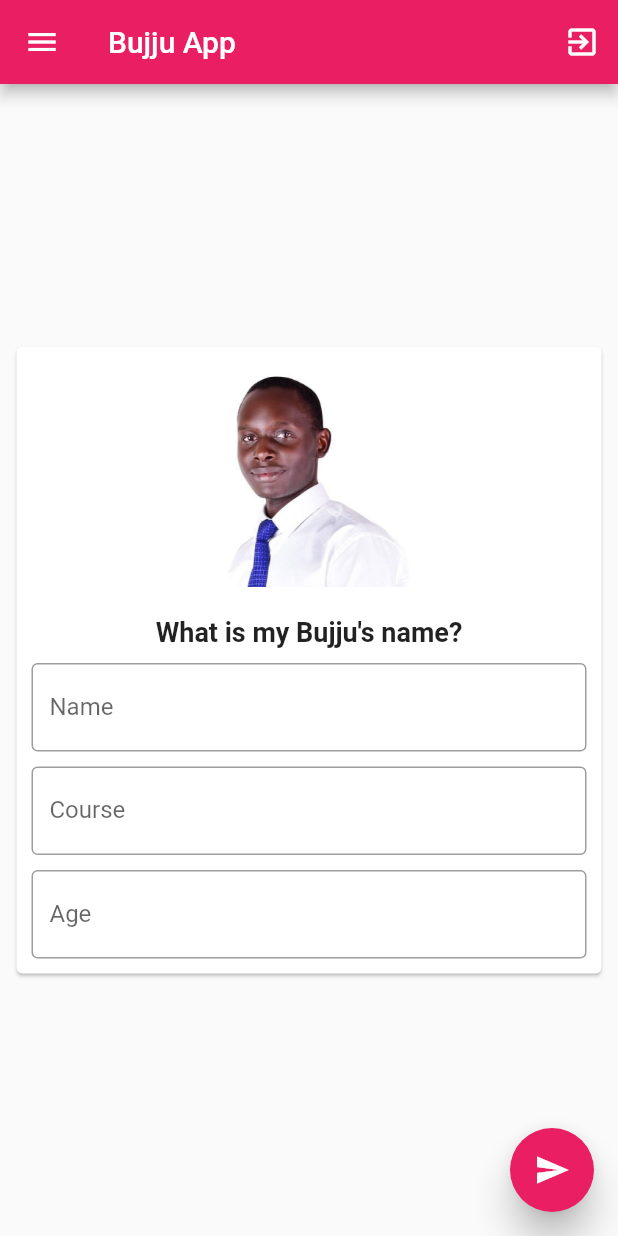
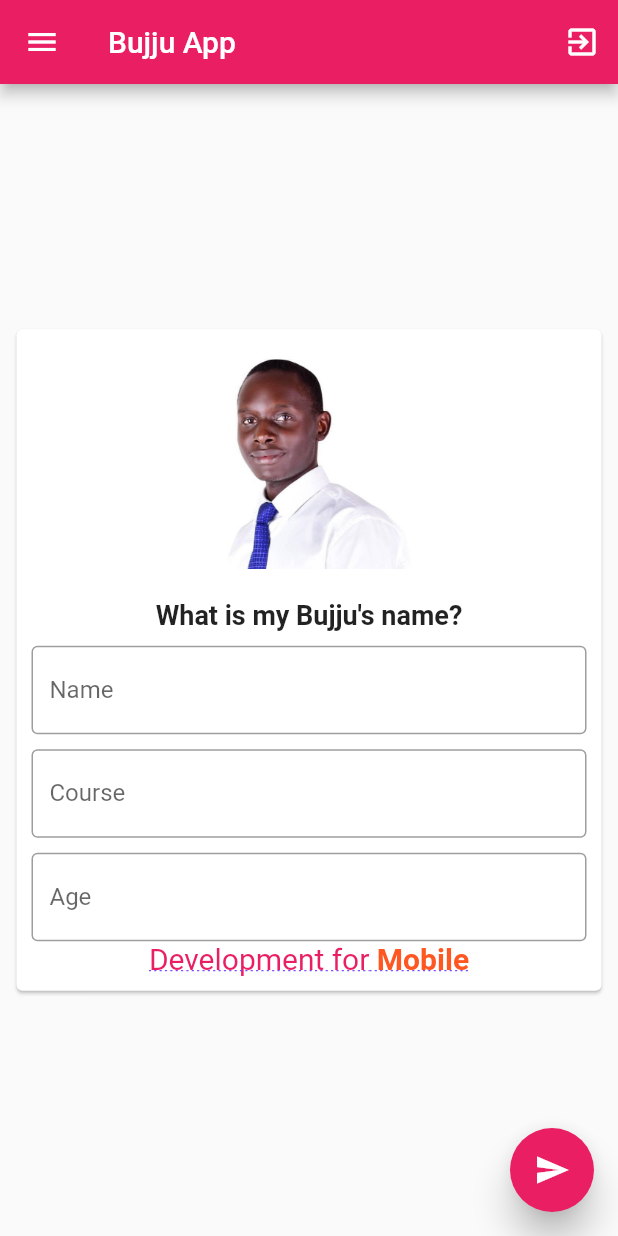
Before and after one commit to BalukuBrian/FlutterBasicApp, a Flutter app: the GmailClone screen opened by its route, on a phone screen of 412 x 824 dp. Run offline on Flutter 3.47's test engine with Material 2 defaults, Android fonts, the light colour scheme and no system bars.

Commit message:
modifying the folder structure

```diff
--- a/lib/app_screens/drawer_fab_listview_network_image.dart
+++ b/lib/app_screens/drawer_fab_listview_network_image.dart
@@ -1,5 +1,4 @@
 import 'package:flutter/material.dart';
-
 
 class GmailClone extends StatefulWidget {
   static const String routeName = "/GmailClone";
@@ -36,7 +35,8 @@ class _GmailCloneState extends State<GmailClone> {
           )
         ],
       ),
-      body: Center(
+      body: SafeArea(
+        child: Center(
           child: Padding(
             padding: const EdgeInsets.all(7.0),
             child: SingleChildScrollView(
@@ -94,7 +94,36 @@ class _GmailCloneState extends State<GmailClone> {
                           border: OutlineInputBorder(),
                         ),
                       ),
+                      Center(
+                        child: RichText(
+                          text: const TextSpan(
+                            text: 'Development',
+                            style: TextStyle(
+                              fontSize: 20.0,
+                              color: Colors.pink,
+                              decoration: TextDecoration.underline,
+                              decorationColor: Colors.deepPurpleAccent,
+                              decorationStyle: TextDecorationStyle.dotted,
+                              // fontStyle: FontStyle.italic,
+                              fontWeight: FontWeight.normal,
+                            ),
+                            children: <TextSpan>[
+                              TextSpan(
+                                text: ' for',
+                              ),
+                              TextSpan(
+                                text: ' Mobile',
+                                style: TextStyle(
+                                    color: Colors.deepOrange,
+                                    fontStyle: FontStyle.normal,
+                                    fontWeight: FontWeight.bold),
+                              ),
                             ],
+                          ),
+                        ),
+                      ),
+                    ],
+                  ),
                 ),
               ),
             ),
--- a/lib/main.dart
+++ b/lib/main.dart
@@ -16,14 +16,15 @@ class MyApp extends StatelessWidget {
       title: "Baluku General App",
       theme: ThemeData(primarySwatch: Colors.pink),
       //home: const GmailClone(),
-      home: LoginPage(),
+      home: const LoginPage(),
       // home: const HomePage(
       //   title: "Home Page",
       // ),
       routes: {
-        LoginPage.routeName: (context) => LoginPage(),
+        LoginPage.routeName: (context) => const LoginPage(),
         GmailClone.routeName: (context) => const GmailClone(),
       },
     );
   }
+
 }
```
Also changed, not shown: lib/app_screens/login_page.dart (+13 -5 lines), lib/app_screens/my_home_page.dart (+11 -1 lines), pubspec.yaml (+2 -17 lines), assets/fonts/Lato-Bold.ttf (renamed from fonts/Lato-Bold.ttf), assets/fonts/Lato-BoldItalic.ttf (renamed from fonts/Lato-BoldItalic.ttf), assets/fonts/Lato-Italic.ttf (renamed from fonts/Lato-Italic.ttf), assets/fonts/Lato-Regular.ttf (renamed from fonts/Lato-Regular.ttf), assets/fonts/Lato-Thin.ttf (renamed from fonts/Lato-Thin.ttf), assets/fonts/Lato-ThinItalic.ttf (renamed from fonts/Lato-ThinItalic.ttf), assets/fonts/Lobster-Regular.ttf (renamed from fonts/Lobster-Regular.ttf), assets/images/baluku.jpg (renamed from assets/baluku.jpg). Lines whose indentation alone changed are shown as unchanged.
